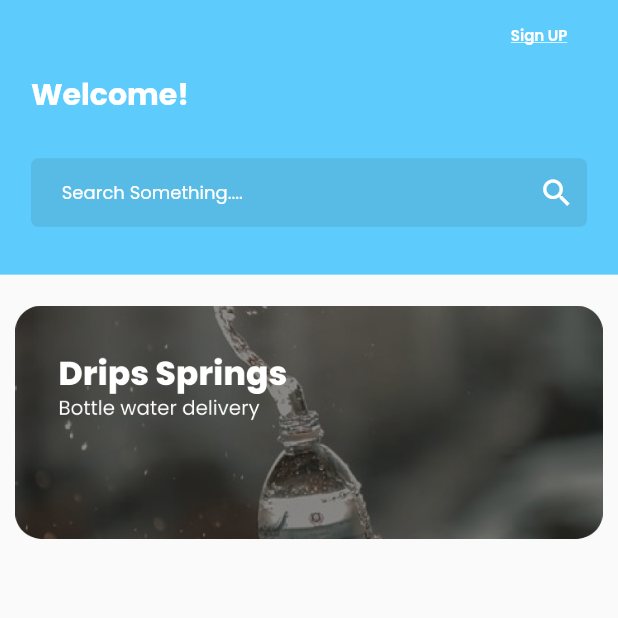
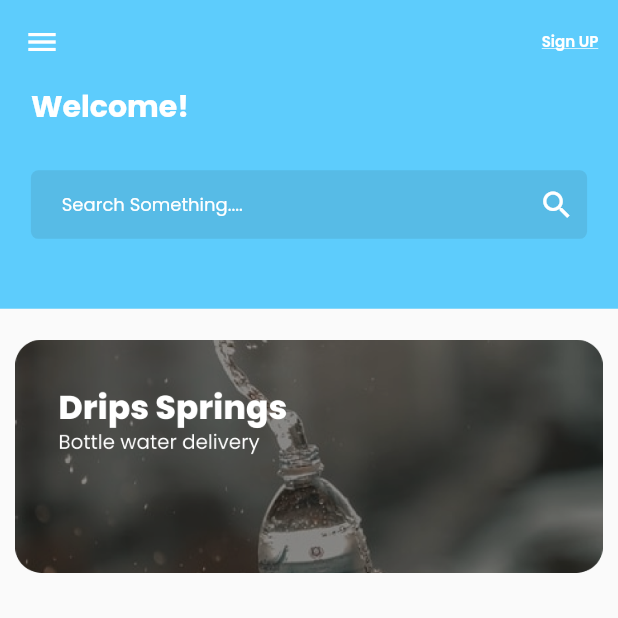
Before and after one commit to Jay0858/water_delivery_app, a Flutter app: the HomeScreen screen opened directly, on a phone screen of 412 x 824 dp, the top half of it. Run offline on Flutter 3.47's test engine with Material 2 defaults, Android fonts, the phone set to English and light mode, and no system bars; our stand-ins replace cloud_firestore, firebase_auth, firebase_core, firebase_storage, fluttertoast, google_sign_in and 3 more; missing offline and left inert: github_sign_in; accounts and stored records are empty.

Commit message:
21/06/23

```diff
--- a/lib/model/user_model.dart
+++ b/lib/model/user_model.dart
@@ -25,6 +25,5 @@ class UserModel {
         "id": "id",
         "name": "name",
         "email": "email",
-        "number": "number",
       };
 }
--- a/lib/view/home_screen.dart
+++ b/lib/view/home_screen.dart
@@ -1,7 +1,17 @@
+import 'dart:convert';
+import 'dart:io';
+
+import 'package:cloud_firestore/cloud_firestore.dart';
+import 'package:firebase_auth/firebase_auth.dart';
+import 'package:firebase_storage/firebase_storage.dart';
 import 'package:flutter/material.dart';
+import 'package:image_picker/image_picker.dart';
+import 'package:water_delivery_app/model/user_model.dart';
 import 'package:water_delivery_app/res/constant/app_colors.dart';
 import 'package:water_delivery_app/res/constant/app_images.dart';
 import 'package:water_delivery_app/res/constant/app_string.dart';
+import 'package:water_delivery_app/res/utils/utils.dart';
+import 'package:water_delivery_app/view/login_screen.dart';
 import 'package:water_delivery_app/view/registration_screen.dart';
 
 class HomeScreen extends StatefulWidget {
@@ -12,27 +22,78 @@ class HomeScreen extends StatefulWidget {
 }
 
 class _HomeScreenState extends State<HomeScreen> {
+  FirebaseAuth firebaseAuth = FirebaseAuth.instance;
+  FirebaseFirestore firebaseFirestore = FirebaseFirestore.instance;
+  FirebaseStorage firebaseStorage = FirebaseStorage.instance;
+  UserModel userModel = UserModel();
+  final ImagePicker picker = ImagePicker();
+  XFile? image;
+  File? imageFile;
+  Utils utils = Utils();
+
+  getUser() {
+    CollectionReference users = firebaseFirestore.collection('user');
+    users.doc(firebaseAuth.currentUser!.uid).get().then((value) {
+      debugPrint("User Added -------- > ${jsonEncode(value.data())} ");
+      userModel = userModelFromJson(jsonEncode(value.data()));
+    }).catchError((error) {
+      debugPrint("Failed to Add User : $error");
+    });
+  }
+
+  pickImage() async {
+    image = await picker.pickImage(source: ImageSource.camera);
+    imageFile = File(image!.path);
+    storeImage();
+    setState(() {});
+  }
+
+  storeImage() async {
+    try {
+      UploadTask uploadTask = firebaseStorage.ref().child("image").child("profile_1.jpg").putFile(imageFile!);
+
+      uploadTask.snapshotEvents.listen((TaskSnapshot taskSnapshot) {
+        switch (taskSnapshot.state) {
+          case TaskState.running:
+            final progress = 100.0 * (taskSnapshot.bytesTransferred / taskSnapshot.totalBytes);
+            debugPrint("upload is $progress% complete.");
+            break;
+          case TaskState.paused:
+            debugPrint("upload  is paused");
+            break;
+          case TaskState.success:
+            debugPrint("upload was success");
+            break;
+          case TaskState.canceled:
+            debugPrint("upload was canceled");
+            break;
+          case TaskState.error:
+            debugPrint("upload was error");
+            break;
+        }
+      });
+    } on FirebaseException catch (e) {
+      utils.showSnackBar(context, message: e.message);
+    }
+  }
+
+  @override
+  void initState() {
+    // TODO: implement initState
+    getUser();
+    super.initState();
+  }
+
   @override
   Widget build(BuildContext context) {
     double height = MediaQuery.of(context).size.height;
     double width = MediaQuery.of(context).size.width;
     return Scaffold(
-      body: SafeArea(
-        child: SingleChildScrollView(
-          child: Column(
-            children: [
-              Container(
-                width: double.infinity,
-                height: height / 4.5,
-                color: AppColors.LightBlue,
-                child: Padding(
-                  padding: EdgeInsets.symmetric(horizontal: width / 20),
-                  child: Column(
-                    crossAxisAlignment: CrossAxisAlignment.start,
-                    children: [
-                      Align(
-                        alignment: Alignment.centerRight,
-                        child: TextButton(
+      appBar: AppBar(
+        backgroundColor: AppColors.LightBlue,
+        elevation: 0,
+        actions: [
+          TextButton(
             onPressed: () {
               Navigator.pushAndRemoveUntil(
                 context,
@@ -52,7 +113,74 @@ class _HomeScreenState extends State<HomeScreen> {
               ),
             ),
           ),
+        ],
       ),
+      drawer: Drawer(
+        child: ListView(
+          children: [
+            UserAccountsDrawerHeader(
+              decoration: BoxDecoration(color: AppColors.LightBlue),
+              accountName: null,
+              accountEmail: null,
+              currentAccountPictureSize: Size.square(80),
+              currentAccountPicture: GestureDetector(
+                onTap: () {
+                  pickImage();
+                },
+                child: ClipOval(
+                  child: imageFile != null
+                      ? Image.file(
+                          imageFile!,
+                          fit: BoxFit.cover,
+                        )
+                      : Image.asset(
+                          "assets/images/google.png",
+                          fit: BoxFit.cover,
+                        ),
+                ),
+              ),
+            ), //DrawerHeader
+            ListTile(
+              leading: const Icon(Icons.person),
+              title: Text("${userModel.name}"),
+            ),
+            ListTile(
+              leading: const Icon(Icons.mail_outline),
+              title: Text("${userModel.email}"),
+            ),
+            ListTile(
+              leading: const Icon(Icons.workspace_premium),
+              title: Text("${userModel.id}"),
+            ),
+            ListTile(
+              leading: const Icon(Icons.logout),
+              title: const Text('LogOut'),
+              onTap: () {
+                firebaseAuth.signOut();
+                Navigator.pushAndRemoveUntil(
+                  context,
+                  MaterialPageRoute(
+                    builder: (context) => LoginScreen(),
+                  ),
+                  (route) => false,
+                );
+              },
+            ),
+          ],
+        ),
+      ), //Drawer
+      body: SingleChildScrollView(
+        child: Column(
+          children: [
+            Container(
+              width: double.infinity,
+              height: height / 5.5,
+              color: AppColors.LightBlue,
+              child: Padding(
+                padding: EdgeInsets.symmetric(horizontal: width / 20),
+                child: Column(
+                  crossAxisAlignment: CrossAxisAlignment.start,
+                  children: [
                     Text(
                       AppString.Welcome,
                       style: TextStyle(
@@ -107,7 +235,6 @@ class _HomeScreenState extends State<HomeScreen> {
           ],
         ),
       ),
-      ),
     );
   }
 }
--- a/pubspec.yaml
+++ b/pubspec.yaml
@@ -43,6 +43,8 @@ dependencies:
   google_sign_in: ^6.1.4
   github_sign_in: ^0.0.5-dev.4
   cloud_firestore: ^4.8.0
+  firebase_storage: ^11.2.3
+  image_picker: ^0.8.9
 
 
 dev_dependencies:
```
Also changed, not shown: lib/view/splash_screen.dart (+21 -9 lines), pubspec.lock. Lines whose indentation alone changed are shown as unchanged.
